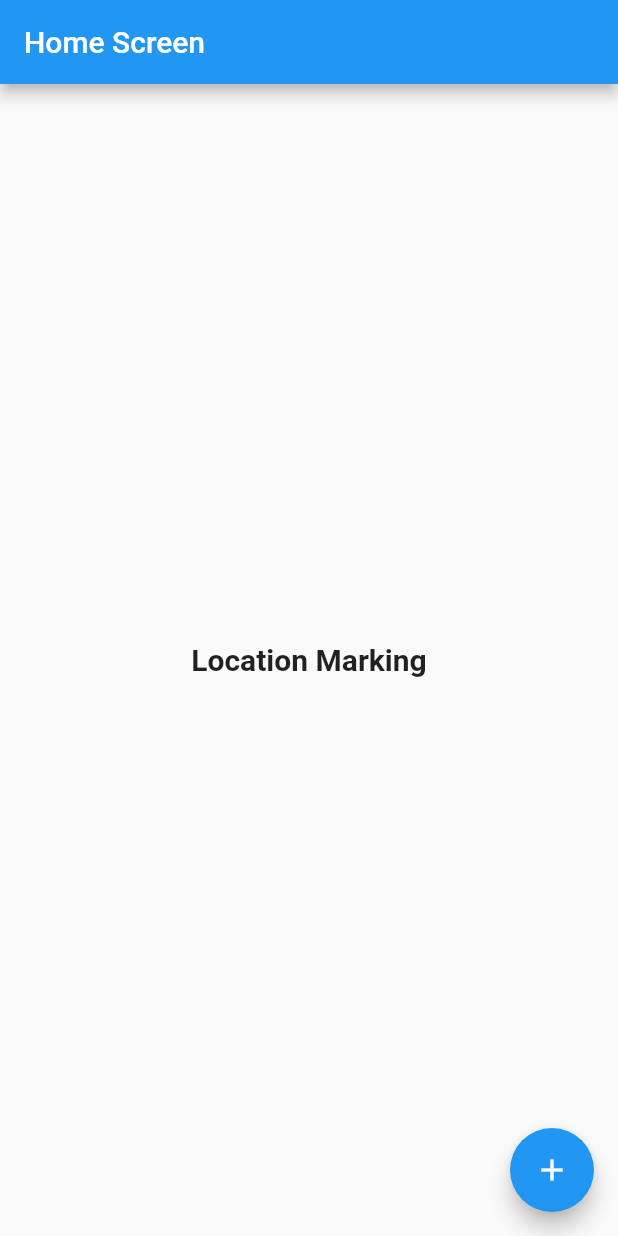
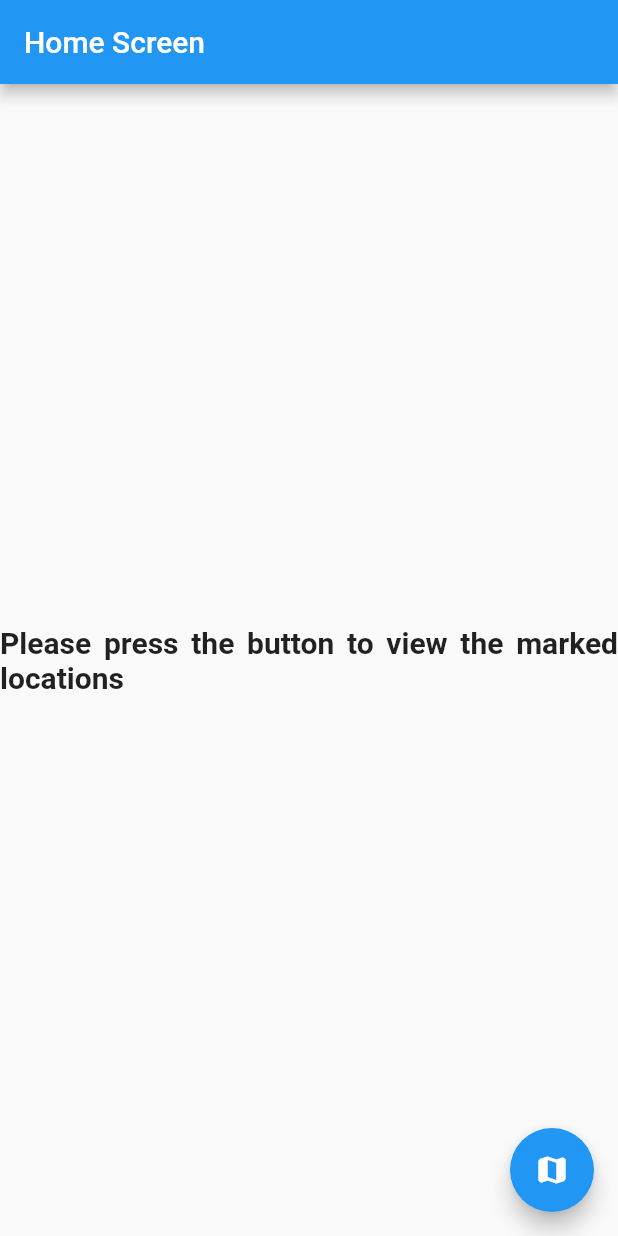
Before and after one commit to OrijitNandy/LocationWithFlutter, a Flutter app: the screen it shows after launch, on a phone screen of 412 x 824 dp. Run offline on Flutter 3.47's test engine with Material 2 defaults, Android fonts, the phone set to English and light mode, and no system bars; our stand-ins replace google_maps_flutter.

Commit message:
Location Marking v0.00002(Info Showed)

```diff
--- a/lib/main.dart
+++ b/lib/main.dart
@@ -30,18 +30,17 @@ class HomePage extends StatelessWidget {
             mainAxisAlignment: MainAxisAlignment.center,
             children: <Widget>[
               Text(
-              'Location Marking',
+                'Please press the button to view the marked locations',
                 style: TextStyle(fontSize: 20, fontWeight: FontWeight.bold),
+                textAlign: TextAlign.justify,
               ),
-          ],
-        ),
+            ]),
       ),
       floatingActionButton: FloatingActionButton(
-        onPressed: () => Navigator.push(
-            context, MaterialPageRoute(builder: (context) => GoogleMapPage())),
+          onPressed: () => Navigator.push(context,
+              MaterialPageRoute(builder: (context) => GoogleMapPage())),
           tooltip: 'Increment',
-        child: Icon(Icons.add),
-      ),
+          child: Icon(Icons.map_rounded)),
     );
   }
 }
```
Also changed, not shown: lib/Pages/google_map_page.dart (+11 -5 lines), 1 other file. Lines whose indentation alone changed are shown as unchanged.
